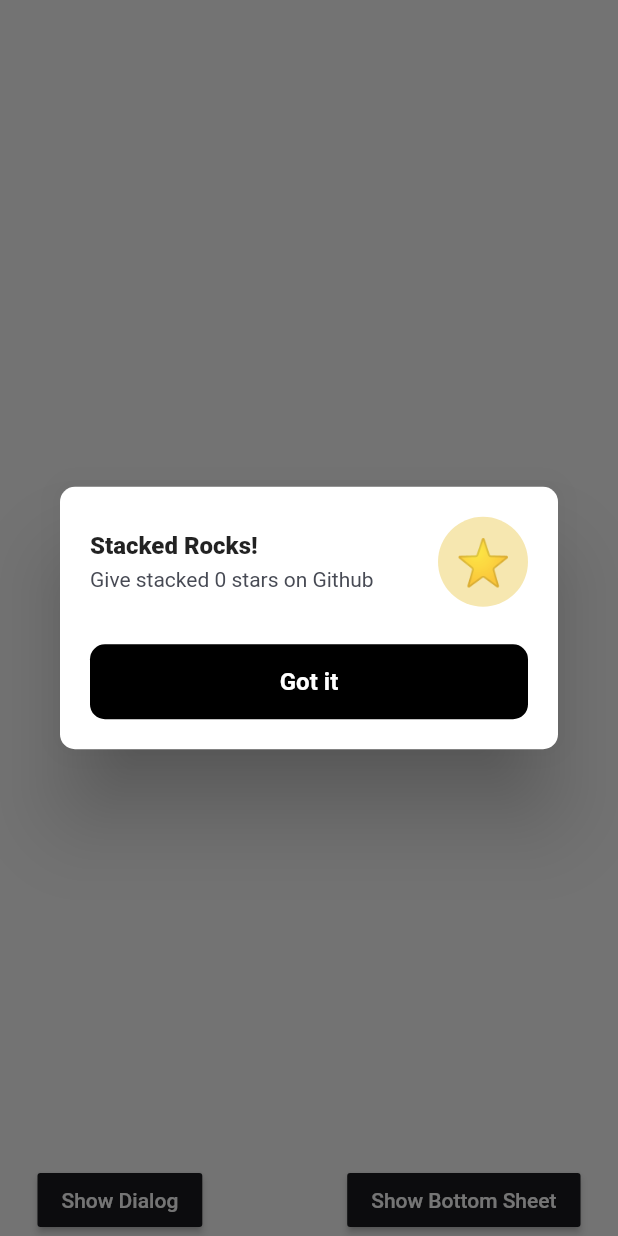
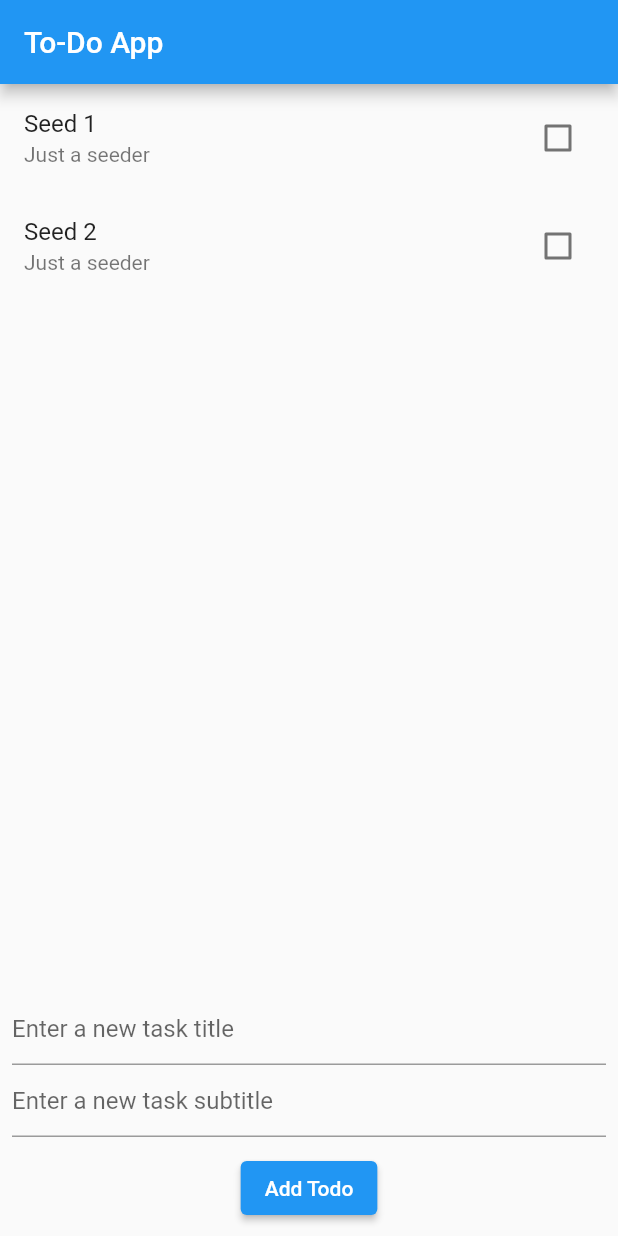
Before and after one commit to inisialer/todoapp, a Flutter app: the HomeView screen opened by its route, after a tap on "Show Dialog", on a phone screen of 412 x 824 dp. Run offline on Flutter 3.47's test engine with Material 2 defaults, Android fonts, the phone set to English and light mode, and no system bars; our stand-ins replace get_it, stacked, stacked_services, stacked_shared.

Commit message:
update todo service

```diff
--- a/lib/app/app.dart
+++ b/lib/app/app.dart
@@ -4,6 +4,7 @@ import 'package:todo_app/ui/views/home/home_view.dart';
 import 'package:todo_app/ui/views/startup/startup_view.dart';
 import 'package:stacked/stacked_annotations.dart';
 import 'package:stacked_services/stacked_services.dart';
+import 'package:todo_app/services/todo_service.dart';
 // @stacked-import
 
 @StackedApp(
@@ -16,7 +17,8 @@ import 'package:stacked_services/stacked_services.dart';
     LazySingleton(classType: BottomSheetService),
     LazySingleton(classType: DialogService),
     LazySingleton(classType: NavigationService),
-    // @stacked-service
+    LazySingleton(classType: TodoService),
+// @stacked-service
   ],
   bottomsheets: [
     StackedBottomsheet(classType: NoticeSheet),
--- a/lib/app/app.locator.dart
+++ b/lib/app/app.locator.dart
@@ -10,6 +10,8 @@ import 'package:stacked_services/src/bottom_sheet/bottom_sheet_service.dart';
 import 'package:stacked_services/src/dialog/dialog_service.dart';
 import 'package:stacked_services/src/navigation/navigation_service.dart';
 import 'package:stacked_shared/stacked_shared.dart';
+
+import '../services/todo_service.dart';
 
 final locator = StackedLocator.instance;
 
@@ -25,4 +27,5 @@ Future<void> setupLocator({
   locator.registerLazySingleton(() => BottomSheetService());
   locator.registerLazySingleton(() => DialogService());
   locator.registerLazySingleton(() => NavigationService());
+  locator.registerLazySingleton(() => TodoService());
 }
--- a/lib/app/app.router.dart
+++ b/lib/app/app.router.dart
@@ -11,13 +11,16 @@ import 'package:stacked/stacked.dart' as _i1;
 import 'package:stacked_services/stacked_services.dart' as _i5;
 import 'package:todo_app/ui/views/home/home_view.dart' as _i2;
 import 'package:todo_app/ui/views/startup/startup_view.dart' as _i3;
+import 'package:todo_app/ui/views/todo/todo_view.dart' as _i4;
 
 class Routes {
   static const homeView = '/home-view';
+  static const todoView = '/todo-view';
 
   static const startupView = '/startup-view';
 
   static const all = <String>{
+    todoView,
     homeView,
     startupView,
   };
@@ -33,18 +36,28 @@ class StackedRouter extends _i1.RouterBase {
       Routes.startupView,
       page: _i3.StartupView,
     ),
+    _i1.RouteDef(
+      Routes.todoView,
+      page: _i4.TodoView,
+    ),
   ];
 
   final _pagesMap = <Type, _i1.StackedRouteFactory>{
     _i2.HomeView: (data) {
       return _i4.MaterialPageRoute<dynamic>(
-        builder: (context) => const _i2.HomeView(),
+        builder: (context) => _i2.HomeView(),
         settings: data,
       );
     },
     _i3.StartupView: (data) {
       return _i4.MaterialPageRoute<dynamic>(
         builder: (context) => const _i3.StartupView(),
+        settings: data,
+      );
+    },
+    _i4.TodoView: (data) {
+      return _i4.MaterialPageRoute<dynamic>(
+        builder: (context) => _i4.TodoView(),
         settings: data,
       );
     },
--- /dev/null
+++ b/lib/model/todo_model.dart
@@ -0,0 +1,23 @@
+class TodoModel {
+  final String title;
+  final String subtitle;
+  final bool completed;
+
+  const TodoModel({
+    required this.title,
+    required this.subtitle,
+    this.completed = false,
+  });
+
+  TodoModel copyWith({
+    String? title,
+    String? subtitle,
+    bool? completed,
+  }) {
+    return TodoModel(
+      title: title ?? this.title,
+      subtitle: subtitle ?? this.subtitle,
+      completed: completed ?? this.completed,
+    );
+  }
+}
--- /dev/null
+++ b/lib/services/todo_service.dart
@@ -0,0 +1,29 @@
+import 'package:todo_app/model/todo_model.dart';
+
+class TodoService {
+  final List<TodoModel> _tasks = [
+    const TodoModel(title: 'Seed 1', subtitle: 'Just a seeder'),
+    const TodoModel(title: 'Seed 2', subtitle: 'Just a seeder'),
+  ];
+
+  Future<List<TodoModel>> getAllTodos() async {
+    await Future.delayed(const Duration(milliseconds: 500));
+    return _tasks;
+  }
+
+  void addTodo(TodoModel task) {
+    _tasks.add(task);
+  }
+
+  void removeTodo(TodoModel task) {
+    _tasks.remove(task);
+  }
+
+  void editTodo(TodoModel task) {
+    int index = _tasks.indexWhere(
+        (t) => t.title == task.title && t.subtitle == task.subtitle);
+    if (index != -1) {
+      _tasks[index] = task;
+    }
+  }
+}
--- a/lib/ui/views/home/home_view.dart
+++ b/lib/ui/views/home/home_view.dart
@@ -1,5 +1,7 @@
 import 'package:flutter/material.dart';
 import 'package:stacked/stacked.dart';
+import 'package:stacked_services/stacked_services.dart';
+import 'package:todo_app/app/app.router.dart';
 import 'package:todo_app/ui/common/app_colors.dart';
 import 'package:todo_app/ui/common/ui_helpers.dart';
 
@@ -49,7 +51,12 @@ class HomeView extends StackedView<HomeViewModel> {
                   children: [
                     MaterialButton(
                       color: kcDarkGreyColor,
-                      onPressed: viewModel.showDialog,
+                      onPressed: () {
+                        NavigationService()
+                            .pushNamedAndRemoveUntil(Routes.todoView);
+                      },
+
+                      // viewModel.showDialog,
                       child: const Text(
                         'Show Dialog',
                         style: TextStyle(
--- /dev/null
+++ b/lib/ui/views/todo/todo_view.dart
@@ -0,0 +1,86 @@
+import 'package:flutter/material.dart';
+import 'package:stacked/stacked.dart';
+import 'package:todo_app/model/todo_model.dart';
+import 'package:todo_app/ui/views/todo/todo_viewmodel.dart';
+
+class TodoView extends StatelessWidget {
+  final TextEditingController _titleController = TextEditingController();
+  final TextEditingController _subtitleController = TextEditingController();
+
+  @override
+  Widget build(BuildContext context) {
+    return ViewModelBuilder<TodoViewModel>.reactive(
+      viewModelBuilder: () => TodoViewModel(),
+      onModelReady: (model) => model.fetchTodos(),
+      builder: (context, model, child) => Scaffold(
+        appBar: AppBar(
+          title: Text('To-Do App'),
+        ),
+        body: model.isBusy
+            ? Center(child: CircularProgressIndicator())
+            : Column(
+                children: <Widget>[
+                  Expanded(
+                    child: ListView.builder(
+                      itemCount: model.tasks.length,
+                      itemBuilder: (context, index) {
+                        final TodoModel task = model.tasks[index];
+                        return ListTile(
+                          title: Text(
+                            task.title,
+                            style: TextStyle(
+                              decoration: task.completed
+                                  ? TextDecoration.lineThrough
+                                  : TextDecoration.none,
+                            ),
+                          ),
+                          subtitle: Text(task.subtitle),
+                          trailing: Checkbox(
+                            value: task.completed,
+                            onChanged: (value) {
+                              model.updateTodoStatus(task, value!);
+                            },
+                          ),
+                          onLongPress: () => model.deleteTodo(task),
+                        );
+                      },
+                    ),
+                  ),
+                  Padding(
+                    padding: const EdgeInsets.all(8.0),
+                    child: Column(
+                      children: <Widget>[
+                        TextField(
+                          controller: _titleController,
+                          decoration: InputDecoration(
+                            hintText: 'Enter a new task title',
+                          ),
+                        ),
+                        TextField(
+                          controller: _subtitleController,
+                          decoration: InputDecoration(
+                            hintText: 'Enter a new task subtitle',
+                          ),
+                        ),
+                        SizedBox(height: 10),
+                        ElevatedButton(
+                          onPressed: () {
+                            if (_titleController.text.isNotEmpty &&
+                                _subtitleController.text.isNotEmpty) {
+                              model.addTodo(_titleController.text,
+                                  _subtitleController.text);
+                              _titleController.clear();
+                              _subtitleController.clear();
+                            }
+                          },
+                          child: Text('Add Todo'),
+                        ),
+                      ],
+                    ),
+                  ),
+                ],
+              ),
+      ),
+    );
+  }
+}
--- /dev/null
+++ b/lib/ui/views/todo/todo_viewmodel.dart
@@ -0,0 +1,38 @@
+import 'package:stacked/stacked.dart';
+import 'package:get_it/get_it.dart';
+import 'package:todo_app/model/todo_model.dart';
+import 'package:todo_app/services/todo_service.dart';
+
+class TodoViewModel extends BaseViewModel {
+  final TodoService _taskService = GetIt.instance<TodoService>();
+
+  List<TodoModel> _tasks = [];
+  List<TodoModel> get tasks => _tasks;
+
+  Future<void> fetchTodos() async {
+    setBusy(true);
+    _tasks = await _taskService.getAllTodos();
+    setBusy(false);
+    notifyListeners();
+  }
+
+  void addTodo(String title, String subtitle) {
+    _taskService.addTodo(TodoModel(title: title, subtitle: subtitle));
+    fetchTodos();
+  }
+
+  void updateTodoStatus(TodoModel task, bool completed) {
+    _taskService.editTodo(task.copyWith(completed: completed));
+    fetchTodos();
+  }
+
+  void deleteTodo(TodoModel task) {
+    _taskService.removeTodo(task);
+    fetchTodos();
+  }
+
+  void editTodo(TodoModel updatedTask) {
+    _taskService.editTodo(updatedTask);
+    fetchTodos();
+  }
+}
```
Also changed, not shown: pubspec.yaml (+4 -3 lines), pubspec.lock, 10 other files.
